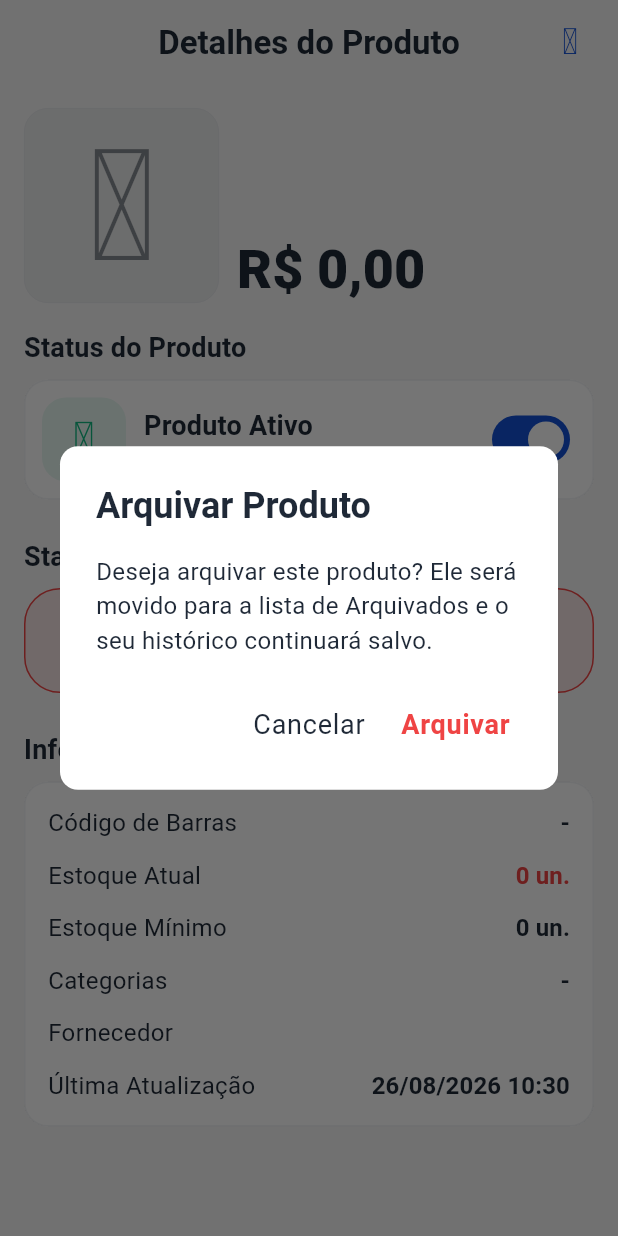
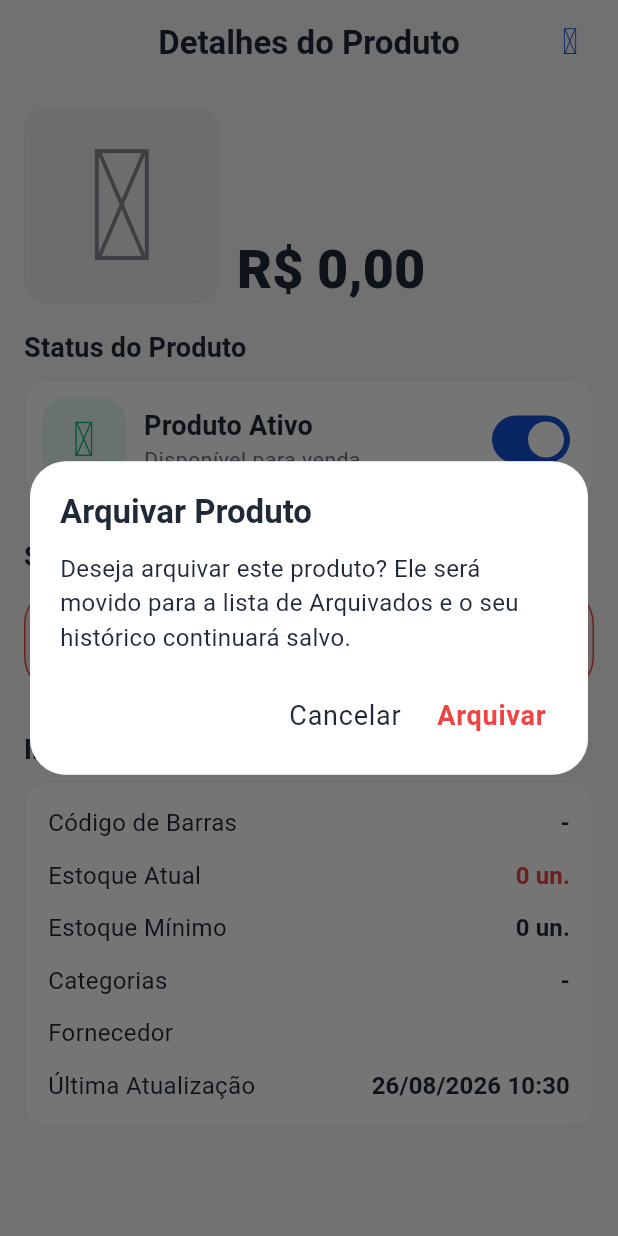
Before and after one commit to weslleyqi0/estoque_pro, a Flutter app: the ProductDetailsPage screen opened directly with empty values, after a tap on an icon or button, on a phone screen of 412 x 824 dp. Run offline on Flutter 3.47's test engine with Material 3 defaults, Android fonts, the phone set to English and light mode, and no system bars; our stand-ins replace cached_network_image, equatable, firebase_auth, firebase_core, firebase_database, flutter_secure_storage and 8 more; missing offline and left inert: flex_color_picker, map_launcher, mobile_scanner, omni_datetime_picker; accounts and stored records are empty.

Commit message:
refactor(design_system): standardize dialogs to custom Dialog layout with rounded borders and spacing

```diff
--- a/design_system/lib/src/dialogs/app_dialog.dart
+++ b/design_system/lib/src/dialogs/app_dialog.dart
@@ -1,5 +1,6 @@
+import 'package:design_system/design_system.dart';
 import 'package:flutter/material.dart';
-import 'package:design_system/design_system.dart';
+import 'package:gap/gap.dart';
 
 class AppDialog {
   AppDialog._();
@@ -36,36 +37,75 @@ class AppDialog {
   }) async {
     final result = await show<bool>(
       context: context,
-      builder: (context) {
-        final effectiveConfirmColor = confirmColor ?? (isDestructive ? context.colorScheme.error : null);
+      builder: (dialogContext) {
+        final effectiveConfirmColor = confirmColor ?? (isDestructive ? dialogContext.colorScheme.error : null);
 
-        return AlertDialog(
-          title: Text(title),
-          content: Text(content),
-          actions: [
+        return Dialog(
+          backgroundColor: dialogContext.colorScheme.surface,
+          shape: RoundedRectangleBorder(
+            borderRadius: AppSpacing.borderRadius24,
+            side: BorderSide(
+              color: dialogContext.colorScheme.outlineVariant.withValues(alpha: 0.5),
+            ),
+          ),
+          insetPadding: const EdgeInsets.symmetric(
+            horizontal: AppSpacing.space20,
+            vertical: AppSpacing.space48,
+          ),
+          child: ConstrainedBox(
+            constraints: BoxConstraints(maxWidth: MediaQuery.widthOf(context)),
+            child: Padding(
+              padding: const EdgeInsets.all(AppSpacing.space20),
+              child: Column(
+                mainAxisSize: MainAxisSize.min,
+                crossAxisAlignment: CrossAxisAlignment.stretch,
+                children: [
+                  Text(
+                    title,
+                    style: dialogContext.textTheme.titleLarge?.copyWith(
+                      fontWeight: FontWeight.bold,
+                    ),
+                  ),
+                  const Gap(AppSpacing.space12),
+                  Text(
+                    content,
+                    style: dialogContext.textTheme.bodyMedium?.copyWith(
+                      color: dialogContext.colorScheme.onSurfaceVariant,
+                    ),
+                  ),
+                  const Gap(AppSpacing.space20),
+                  Row(
+                    mainAxisAlignment: MainAxisAlignment.end,
+                    children: [
                       SizedBox(
                         height: AppSpacing.space40,
                         child: AppButton.text(
-                onPressed: () => Navigator.pop(context, false),
+                          onPressed: () => Navigator.pop(dialogContext, false),
                           label: cancelLabel,
-                padding: EdgeInsets.symmetric(horizontal: AppSpacing.space8),
+                          padding: const EdgeInsets.symmetric(horizontal: AppSpacing.space8),
                           textStyle: cancelColor != null
-                    ? context.textTheme.bodyLarge?.copyWith(color: cancelColor, fontWeight: FontWeight.bold)
-                    : context.textTheme.bodyLarge,
+                              ? dialogContext.textTheme.bodyLarge?.copyWith(color: cancelColor, fontWeight: FontWeight.bold)
+                              : dialogContext.textTheme.bodyLarge,
                         ),
                       ),
+                      const Gap(AppSpacing.space8),
                       SizedBox(
                         height: AppSpacing.space40,
                         child: AppButton.text(
-                onPressed: () => Navigator.pop(context, true),
+                          onPressed: () => Navigator.pop(dialogContext, true),
                           label: confirmLabel,
-                padding: EdgeInsets.symmetric(horizontal: AppSpacing.space8),
+                          padding: const EdgeInsets.symmetric(horizontal: AppSpacing.space8),
                           textStyle: effectiveConfirmColor != null
-                    ? context.textTheme.bodyLarge?.copyWith(color: effectiveConfirmColor, fontWeight: .bold)
-                    : context.textTheme.bodyLarge?.copyWith(color: context.colorScheme.primary, fontWeight: .bold),
+                              ? dialogContext.textTheme.bodyLarge?.copyWith(color: effectiveConfirmColor, fontWeight: FontWeight.bold)
+                              : dialogContext.textTheme.bodyLarge?.copyWith(color: dialogContext.colorScheme.primary, fontWeight: FontWeight.bold),
                         ),
                       ),
                     ],
+                  ),
+                ],
+              ),
+            ),
+          ),
         );
       },
     );
```
Lines whose indentation alone changed are shown as unchanged.
